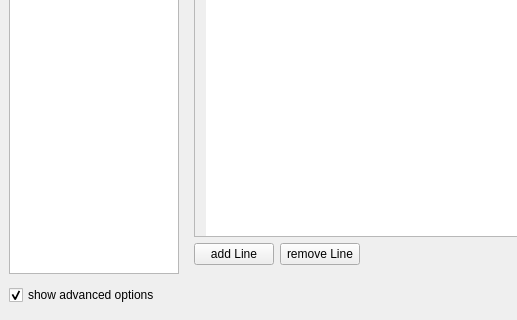
The window that configdialog.ui (svn2github/texstudio-trunk) describes before a commit, drawn with Qt 5; both pictures show x 0 to 517 and y 354 to 674 of the 1020 by 674 pixel window.
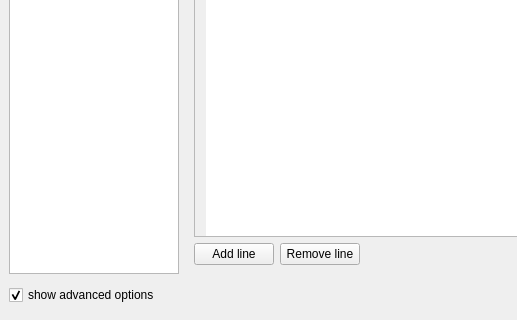
The same window after the commit. The open tabs and pages were chosen to show the change. Icons and pictures are not drawn.

Diff of the .ui file:
```diff
--- a/configdialog.ui
+++ b/configdialog.ui
@@ -1278,14 +1278,14 @@
          <item>
           <widget class="QPushButton" name="pbAddLine">
            <property name="text">
-            <string>add Line</string>
+            <string>Add line</string>
            </property>
           </widget>
          </item>
          <item>
           <widget class="QPushButton" name="pbRemoveLine">
            <property name="text">
-            <string>remove Line</string>
+            <string>Remove line</string>
            </property>
           </widget>
          </item>
```
Left out of the diff: 11 changed lines with no effect on the pictures.
